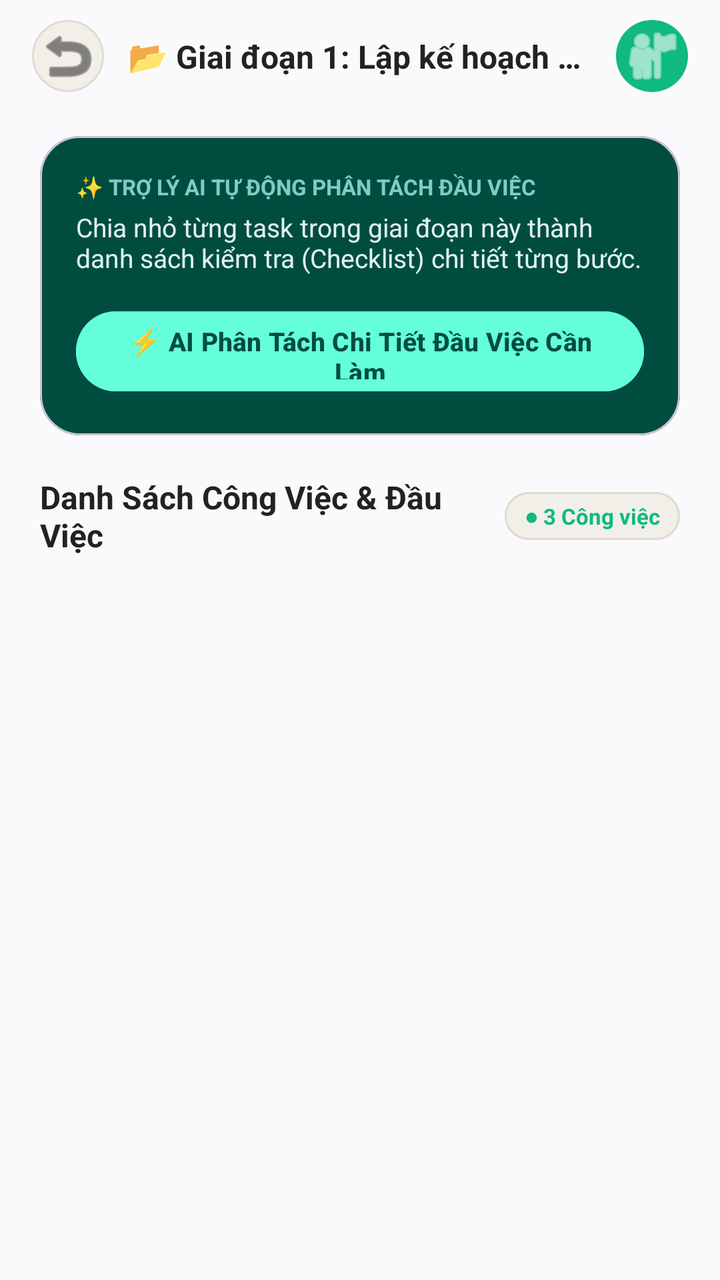
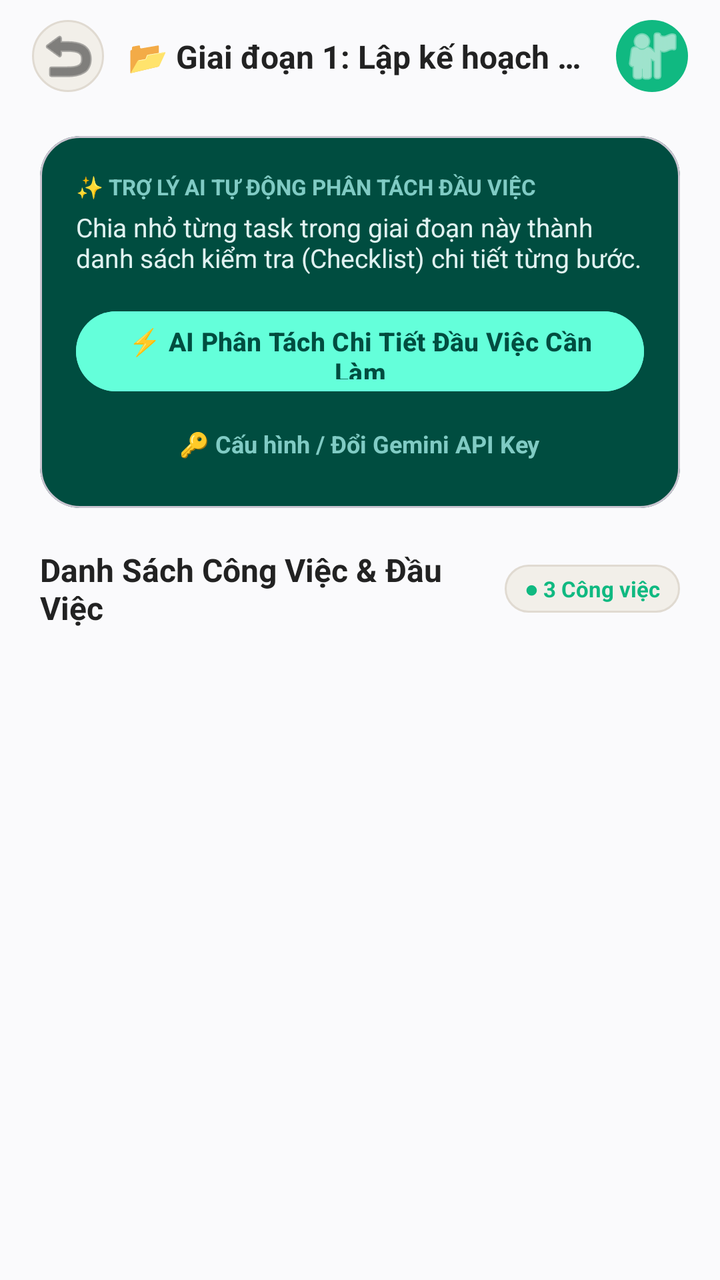

The first picture is an Android layout as it rendered before a commit; the second is the same layout after the commit. The layout source and the unified diff follow.
<!-- AndroidManifest.xml: application theme Theme.MyApplication -->
<!-- res/layout/activity_phase_detail.xml -->
<?xml version="1.0" encoding="utf-8"?>
<androidx.constraintlayout.widget.ConstraintLayout xmlns:android="http://schemas.android.com/apk/res/android"
    xmlns:app="http://schemas.android.com/apk/res-auto"
    xmlns:tools="http://schemas.android.com/tools"
    android:layout_width="match_parent"
    android:layout_height="match_parent"
    android:background="#FAFAFC"
    tools:context=".ui.phase.PhaseDetailActivity">

    
    <androidx.constraintlayout.widget.ConstraintLayout
        android:id="@+id/headerLayout"
        android:layout_width="match_parent"
        android:layout_height="56dp"
        android:paddingHorizontal="16dp"
        app:layout_constraintTop_toTopOf="parent">

        <ImageButton
            android:id="@+id/btnBack"
            android:layout_width="36dp"
            android:layout_height="36dp"
            android:background="@drawable/bg_pill_light"
            android:src="@android:drawable/ic_menu_revert"
            app:tint="#333333"
            app:layout_constraintBottom_toBottomOf="parent"
            app:layout_constraintStart_toStartOf="parent"
            app:layout_constraintTop_toTopOf="parent" />

        <TextView
            android:id="@+id/tvPhaseDetailTitle"
            android:layout_width="0dp"
            android:layout_height="wrap_content"
            android:layout_marginHorizontal="12dp"
            android:ellipsize="end"
            android:maxLines="1"
            android:text="📂 Giai đoạn 1: Lập kế hoạch &amp; Khảo sát"
            android:textColor="#222222"
            android:textSize="16sp"
            android:textStyle="bold"
            app:layout_constraintBottom_toBottomOf="parent"
            app:layout_constraintEnd_toStartOf="@id/imgAvatar"
            app:layout_constraintStart_toEndOf="@id/btnBack"
            app:layout_constraintTop_toTopOf="parent" />

        <ImageView
            android:id="@+id/imgAvatar"
            android:layout_width="36dp"
            android:layout_height="36dp"
            android:background="@drawable/bg_circle_teal"
            android:padding="2dp"
            android:src="@android:drawable/ic_menu_myplaces"
            app:tint="#FFFFFF"
            app:layout_constraintBottom_toBottomOf="parent"
            app:layout_constraintEnd_toEndOf="parent"
            app:layout_constraintTop_toTopOf="parent" />
    </androidx.constraintlayout.widget.ConstraintLayout>

    
    <ScrollView
        android:layout_width="match_parent"
        android:layout_height="0dp"
        android:clipToPadding="false"
        android:paddingHorizontal="20dp"
        android:paddingBottom="40dp"
        app:layout_constraintBottom_toBottomOf="parent"
        app:layout_constraintTop_toBottomOf="@id/headerLayout">

        <LinearLayout
            android:layout_width="match_parent"
            android:layout_height="wrap_content"
            android:orientation="vertical">

            
            <com.google.android.material.card.MaterialCardView
                android:layout_width="match_parent"
                android:layout_height="wrap_content"
                android:layout_marginTop="12dp"
                app:cardBackgroundColor="#004D40"
                app:cardCornerRadius="20dp"
                app:cardElevation="0dp">

                <LinearLayout
                    android:layout_width="match_parent"
                    android:layout_height="wrap_content"
                    android:orientation="vertical"
                    android:padding="18dp">

                    <TextView
                        android:layout_width="wrap_content"
                        android:layout_height="wrap_content"
                        android:text="✨ TRỢ LÝ AI TỰ ĐỘNG PHÂN TÁCH ĐẦU VIỆC"
                        android:textColor="#80CBC4"
                        android:textSize="11sp"
                        android:textStyle="bold" />

                    <TextView
                        android:id="@+id/tvPhaseSubtitle"
                        android:layout_width="match_parent"
                        android:layout_height="wrap_content"
                        android:layout_marginTop="4dp"
                        android:text="Chia nhỏ từng task trong giai đoạn này thành danh sách kiểm tra (Checklist) chi tiết từng bước."
                        android:textColor="#E0F2F1"
                        android:textSize="13sp" />

                    
                    <Button
                        android:id="@+id/btnAiDecomposeTasks"
                        android:layout_width="match_parent"
                        android:layout_height="48dp"
                        android:layout_marginTop="14dp"
                        android:backgroundTint="#64FFDA"
                        android:text="⚡ AI Phân Tách Chi Tiết Đầu Việc Cần Làm"
                        android:textColor="#004D40"
                        android:textSize="13sp"
                        android:textStyle="bold"
                        app:cornerRadius="24dp" />
                </LinearLayout>
            </com.google.android.material.card.MaterialCardView>

            
            <LinearLayout
                android:layout_width="match_parent"
                android:layout_height="wrap_content"
                android:layout_marginTop="20dp"
                android:gravity="center_vertical"
                android:orientation="horizontal">

                <TextView
                    android:layout_width="0dp"
                    android:layout_height="wrap_content"
                    android:layout_weight="1"
                    android:text="Danh Sách Công Việc &amp; Đầu Việc"
                    android:textColor="#222222"
                    android:textSize="16sp"
                    android:textStyle="bold" />

                <TextView
                    android:id="@+id/tvPhaseTaskCount"
                    android:layout_width="wrap_content"
                    android:layout_height="24dp"
                    android:background="@drawable/bg_pill_light"
                    android:gravity="center"
                    android:paddingHorizontal="10dp"
                    android:text="● 3 Công việc"
                    android:textColor="#10B981"
                    android:textSize="11sp"
                    android:textStyle="bold" />
            </LinearLayout>

            
            <LinearLayout
                android:id="@+id/layoutTasksContainer"
                android:layout_width="match_parent"
                android:layout_height="wrap_content"
                android:layout_marginTop="12dp"
                android:orientation="vertical" />

        </LinearLayout>
    </ScrollView>

</androidx.constraintlayout.widget.ConstraintLayout>
<!-- resources referenced by this layout -->
<resources>
  <!-- drawable bg_circle_teal (drawable) -->
  <?xml version="1.0" encoding="utf-8"?>
  <shape xmlns:android="http://schemas.android.com/apk/res/android"
      android:shape="oval">
      <solid android:color="#10B981" />
  </shape>
  <!-- drawable bg_pill_light (drawable) -->
  <?xml version="1.0" encoding="utf-8"?>
  <shape xmlns:android="http://schemas.android.com/apk/res/android"
      android:shape="rectangle">
      <corners android:radius="100dp" />
      <solid android:color="#F2EFE9" />
      <stroke android:width="1dp" android:color="#E0DAD1" />
  </shape>
  <style name="Theme.MyApplication" parent="Base.Theme.MyApplication" />
  <style name="Base.Theme.MyApplication" parent="Theme.Material3.DayNight.NoActionBar">
          
          
      </style>
</resources>

<!-- the commit's change to res/layout/activity_phase_detail.xml (unified diff, before → after) -->
@@ -114,6 +114,18 @@
                         android:textSize="13sp"
                         android:textStyle="bold"
                         app:cornerRadius="24dp" />
+
+                    <TextView
+                        android:id="@+id/tvConfigureApiKey"
+                        android:layout_width="wrap_content"
+                        android:layout_height="wrap_content"
+                        android:layout_gravity="center_horizontal"
+                        android:layout_marginTop="8dp"
+                        android:padding="6dp"
+                        android:text="🔑 Cấu hình / Đổi Gemini API Key"
+                        android:textColor="#80CBC4"
+                        android:textSize="12sp"
+                        android:textStyle="bold" />
                 </LinearLayout>
             </com.google.android.material.card.MaterialCardView>
 
